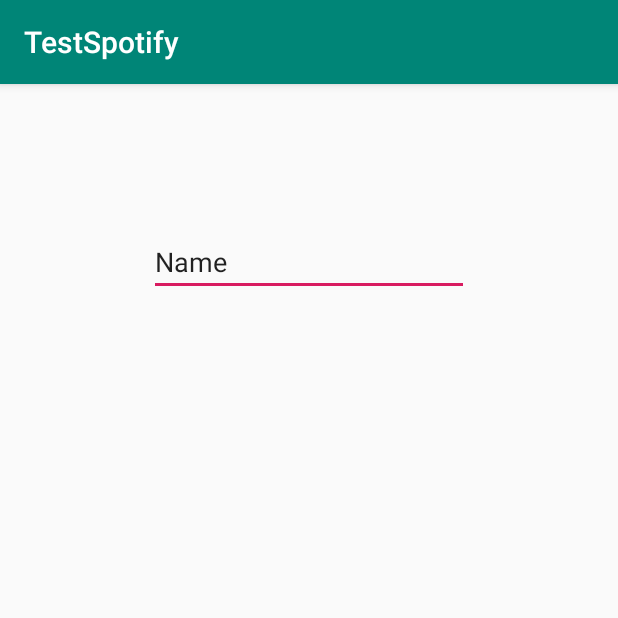
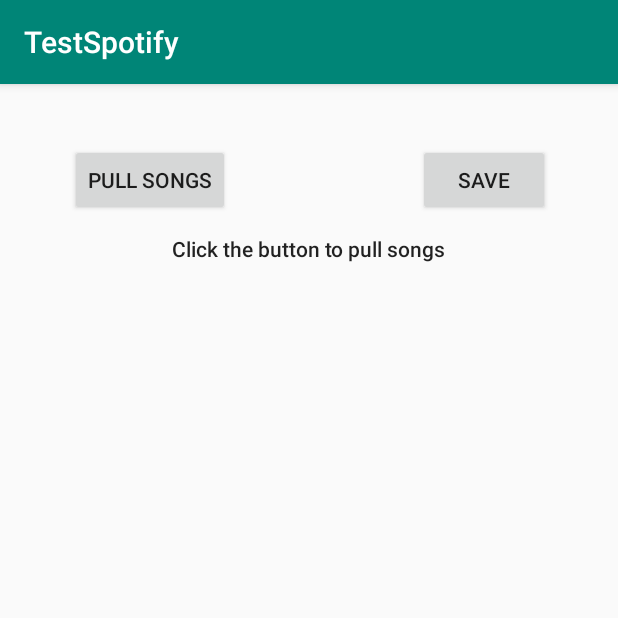
Before and after one commit to pnr14b/MobileAssignment1, an Android app: the MySpotifyAuthenticationActivity screen opened directly, with no data from a screen before it, on a phone screen of 412 x 824 dp, the top half of it. Run offline under Robolectric (Android 15) with nearby library versions, the phone set to English and light mode, and no system bars; our stand-ins replace Volley; libraries missing offline, so code that uses them is left out: com.spotify.android, com.spotify.protocol, com.spotify.sdk.

Commit message:
Added new Activity

```diff
--- a/app/src/main/res/layout/activity_my_spotify_authentication.xml
+++ b/app/src/main/res/layout/activity_my_spotify_authentication.xml
@@ -6,15 +6,47 @@
     android:layout_height="match_parent"
     tools:context=".MySpotifyAuthenticationActivity">
 
-    <EditText
-        android:id="@+id/hello"
+    <Button
+        android:id="@+id/top_track_button"
         android:layout_width="wrap_content"
         android:layout_height="wrap_content"
-        android:layout_marginTop="96dp"
-        android:ems="10"
-        android:inputType="textPersonName"
-        android:text="Name"
+        android:layout_marginStart="44dp"
+        android:layout_marginTop="40dp"
+        android:onClick="pullTopSongs"
+        android:text="Pull Songs"
+        app:layout_constraintEnd_toEndOf="parent"
+        app:layout_constraintHorizontal_bias="0.01"
+        app:layout_constraintStart_toStartOf="parent"
+        app:layout_constraintTop_toTopOf="parent" />
+
+    <TextView
+        android:id="@+id/songText"
+        android:layout_width="wrap_content"
+        android:layout_height="wrap_content"
+        android:layout_marginTop="100dp"
+        android:text="@string/pull_text"
+        android:textAppearance="@style/TextAppearance.AppCompat.Body2"
         app:layout_constraintEnd_toEndOf="parent"
         app:layout_constraintStart_toStartOf="parent"
         app:layout_constraintTop_toTopOf="parent" />
+
+    <androidx.recyclerview.widget.RecyclerView
+        android:layout_width="395dp"
+        android:layout_height="595dp"
+        app:layout_constraintBottom_toBottomOf="parent"
+        app:layout_constraintEnd_toEndOf="parent"
+        app:layout_constraintStart_toStartOf="parent" />
+
+    <Button
+        android:id="@+id/saveButton"
+        android:layout_width="wrap_content"
+        android:layout_height="wrap_content"
+        android:layout_marginTop="40dp"
+        android:layout_marginEnd="44dp"
+        android:text="Save"
+        app:layout_constraintEnd_toEndOf="parent"
+        app:layout_constraintHorizontal_bias="0.996"
+        app:layout_constraintStart_toStartOf="parent"
+        app:layout_constraintTop_toTopOf="parent" />
+
 </androidx.constraintlayout.widget.ConstraintLayout>
--- a/app/src/main/res/values/strings.xml
+++ b/app/src/main/res/values/strings.xml
@@ -10,4 +10,5 @@
     <string name="invalid_password">Password must be >5 characters</string>
     <string name="login_failed">"Login failed"</string>
     <string name="middle_string">\"Hello World\"</string>
+    <string name="pull_text">Click the button to pull songs</string>
 </resources>
```
Also changed, not shown: app/src/main/java/com/example/testspotify/MainActivity.java (+4 -54 lines), app/src/main/java/com/example/testspotify/MySpotifyAuthenticationActivity.java (+52 -4 lines).
